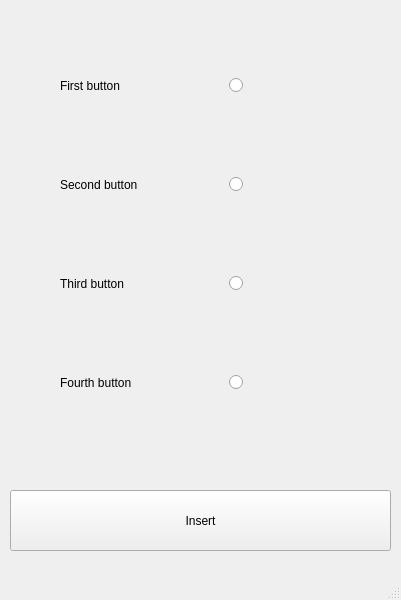
AufarLIRS/CPP-2019-2020-HW10, file mainwindow.ui: the form before one commit.
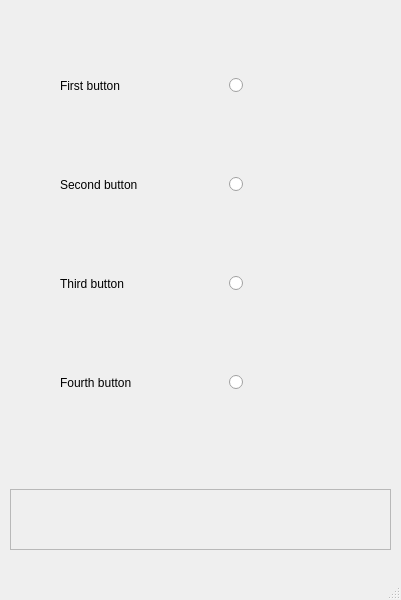
The form after the commit.

Diff of the .ui file:
```diff
--- a/mainwindow.ui
+++ b/mainwindow.ui
@@ -14,20 +14,7 @@
    <string>MainWindow</string>
   </property>
   <widget class="QWidget" name="centralwidget">
-   <widget class="QPushButton" name="InsertButton">
-    <property name="geometry">
-     <rect>
-      <x>10</x>
-      <y>490</y>
-      <width>381</width>
-      <height>61</height>
-     </rect>
-    </property>
-    <property name="text">
-     <string>Insert</string>
-    </property>
-   </widget>
-   <widget class="QWidget" name="">
+   <widget class="QWidget" name="layoutWidget">
     <property name="geometry">
      <rect>
       <x>10</x>
@@ -178,6 +165,67 @@
      </item>
     </layout>
    </widget>
+   <widget class="QFrame" name="frame">
+    <property name="geometry">
+     <rect>
+      <x>10</x>
+      <y>489</y>
+      <width>381</width>
+      <height>61</height>
+     </rect>
+    </property>
+    <property name="frameShape">
+     <enum>QFrame::StyledPanel</enum>
+    </property>
+    <property name="frameShadow">
+     <enum>QFrame::Raised</enum>
+    </property>
+    <widget class="QWidget" name="">
+     <property name="geometry">
+      <rect>
+       <x>0</x>
+       <y>1</y>
+       <width>381</width>
+       <height>61</height>
+      </rect>
+     </property>
+     <layout class="QHBoxLayout" name="horizontalLayout_3">
+      <item>
+       <spacer name="horizontalSpacer_5">
+        <property name="orientation">
+         <enum>Qt::Horizontal</enum>
+        </property>
+        <property name="sizeHint" stdset="0">
+         <size>
+          <width>40</width>
+          <height>20</height>
+         </size>
+        </property>
+       </spacer>
+      </item>
+      <item>
+       <widget class="QLabel" name="label_5">
+        <property name="text">
+         <string/>
+        </property>
+       </widget>
+      </item>
+      <item>
+       <spacer name="horizontalSpacer_6">
+        <property name="orientation">
+         <enum>Qt::Horizontal</enum>
+        </property>
+        <property name="sizeHint" stdset="0">
+         <size>
+          <width>40</width>
+          <height>20</height>
+         </size>
+        </property>
+       </spacer>
+      </item>
+     </layout>
+    </widget>
+   </widget>
   </widget>
   <widget class="QMenuBar" name="menubar">
    <property name="geometry">
```
Left out of the diff: 12 changed lines with no effect on the pictures.
